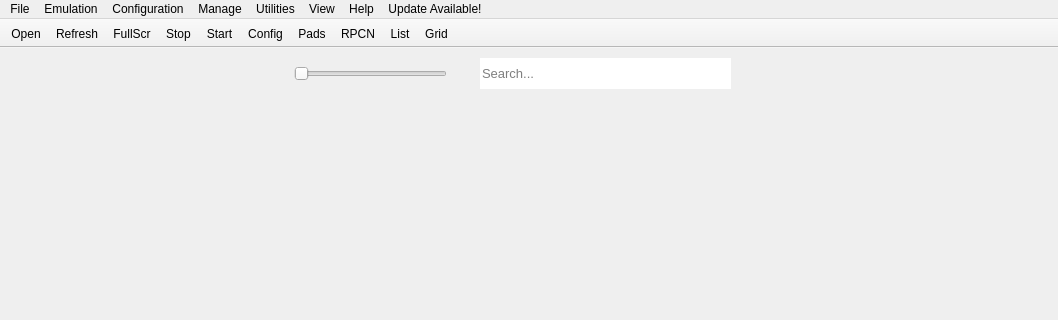
Qt form rpcs3/rpcs3qt/main_window.ui (RPCS3/rpcs3) before a commit; both pictures show x 0 to 1058 and y 0 to 320 of the 1058 by 580 pixel window.
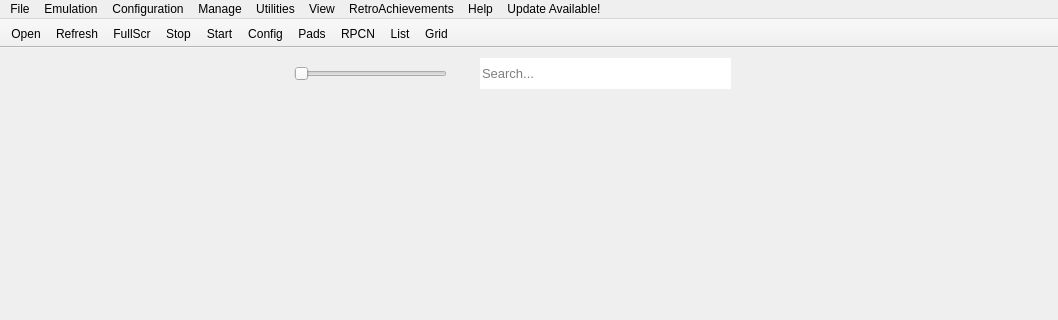
The same form after that commit. Icons and pictures are not drawn.

Commit message: feat: RetroAchievements — HC mode, settings dialog, popup PS3 style, memory banks (backup 2026-10-04)

What changed in the file:
```diff
--- a/rpcs3/rpcs3qt/main_window.ui
+++ b/rpcs3/rpcs3qt/main_window.ui
@@ -440,6 +440,11 @@
     <addaction name="separator"/>
     <addaction name="refreshGameListAct"/>
    </widget>
+   <widget class="QMenu" name="menuRetroAchievements">
+    <property name="title">
+     <string>RetroAchievements</string>
+    </property>
+   </widget>
    <widget class="QMenu" name="menuHelp">
     <property name="title">
      <string>Help</string>
@@ -471,6 +476,7 @@
    <addaction name="menuManage"/>
    <addaction name="menuUtilities"/>
    <addaction name="menuView"/>
+   <addaction name="menuRetroAchievements"/>
    <addaction name="menuHelp"/>
    <addaction name="menuUpdate_Available"/>
   </widget>
```
Left out of the diff: 1 changed line with no effect on the pictures. The commit also changes 18 other files.
